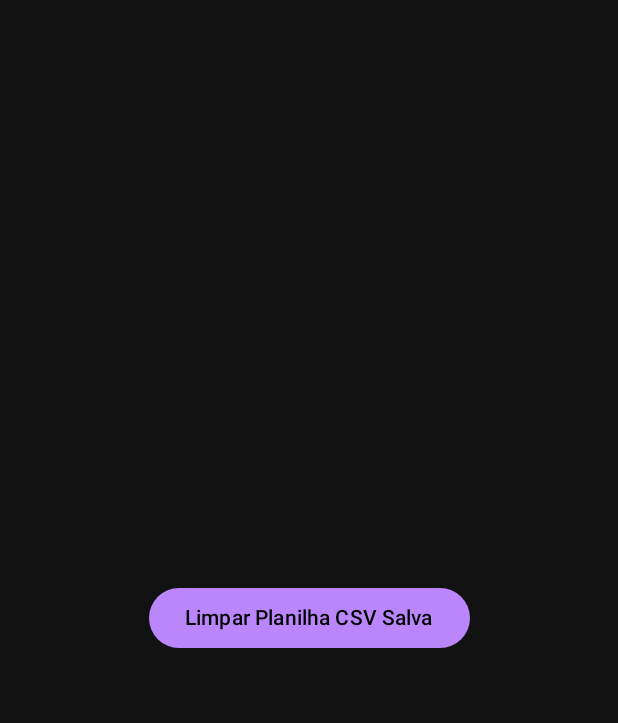
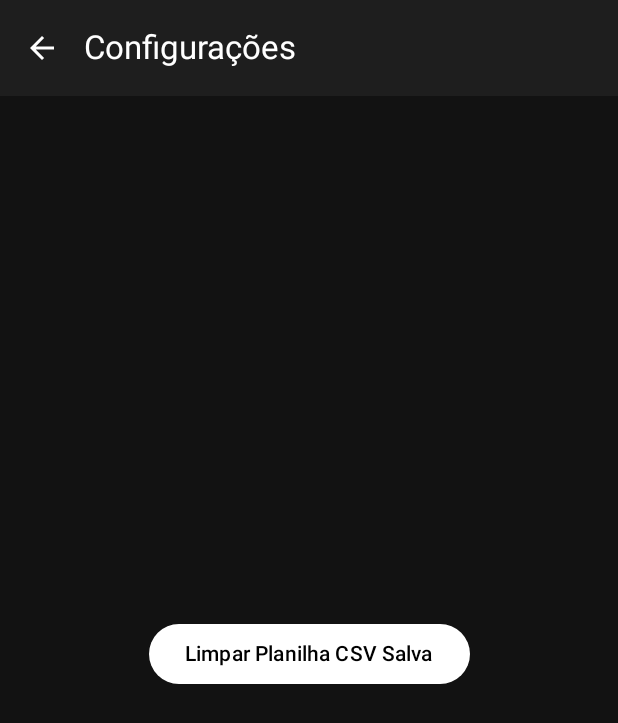
Before and after one commit to VeniFeitosa/StellarisPartyList, an Android app built with Jetpack Compose: the SettingsScreen screen opened through its navigation route, on a phone screen of 412 x 824 dp. Shown: the top 723 px of the screen. Run offline under Robolectric (Android 15) with nearby library versions, the phone set to English and light mode, and no system bars.

Commit message:
release: release 1.1

```diff
--- a/app/src/main/java/com/example/stellarispartylist/MainActivity.kt
+++ b/app/src/main/java/com/example/stellarispartylist/MainActivity.kt
@@ -9,10 +9,18 @@ import androidx.activity.enableEdgeToEdge
 import androidx.annotation.RequiresApi
 import androidx.compose.foundation.layout.fillMaxSize
 import androidx.compose.foundation.layout.padding
+import androidx.compose.material.icons.Icons
+import androidx.compose.material.icons.automirrored.filled.ArrowBack
+import androidx.compose.material.icons.filled.ArrowBack
+import androidx.compose.material.icons.filled.Settings
+import androidx.compose.material3.ExperimentalMaterial3Api
+import androidx.compose.material3.Icon
+import androidx.compose.material3.IconButton
 import androidx.compose.material3.MaterialTheme
 import androidx.compose.material3.Scaffold
 import androidx.compose.material3.Surface
 import androidx.compose.material3.Text
+import androidx.compose.material3.TopAppBar
 import androidx.compose.runtime.Composable
 import androidx.compose.runtime.LaunchedEffect
 import androidx.compose.ui.Modifier
@@ -27,6 +35,7 @@ import java.io.File
 
 class MainActivity : ComponentActivity() {
     private lateinit var preferencesHelper: PreferencesHelper
+    @OptIn(ExperimentalMaterial3Api::class)
     @RequiresApi(Build.VERSION_CODES.O)
     override fun onCreate(savedInstanceState: Bundle?) {
         super.onCreate(savedInstanceState)
--- a/app/src/main/java/com/example/stellarispartylist/components/Navigation.kt
+++ b/app/src/main/java/com/example/stellarispartylist/components/Navigation.kt
@@ -7,6 +7,7 @@ import androidx.annotation.RequiresApi
 import androidx.compose.runtime.Composable
 import androidx.compose.runtime.mutableStateOf
 import androidx.compose.runtime.remember
+import androidx.compose.ui.Modifier
 import androidx.compose.ui.platform.LocalContext
 import androidx.navigation.NavController
 import androidx.navigation.NavHostController
@@ -42,8 +43,7 @@ fun AppNavigation(navController: NavHostController, preferencesHelper: Preferenc
             if (filePath != null) {
                 val file = File(filePath)
                 if (file.exists()) {
-                    MainScreen(csvFile = file)
-                    Toast.makeText(LocalContext.current, filePath, Toast.LENGTH_SHORT).show()
+                    MainScreen(csvFile = file, navController)
                 } else {
                     // Exibir mensagem de erro: arquivo não encontrado
                     Toast.makeText(LocalContext.current, "Arquivo não encontrado!", Toast.LENGTH_SHORT).show()
@@ -52,7 +52,7 @@ fun AppNavigation(navController: NavHostController, preferencesHelper: Preferenc
             }
         }
         composable("settingsScreen") {
-            SettingsScreen(preferencesHelper)
+            SettingsScreen(preferencesHelper, navController)
         }
     }
 }
--- a/app/src/main/java/com/example/stellarispartylist/screen/SettingsScreen.kt
+++ b/app/src/main/java/com/example/stellarispartylist/screen/SettingsScreen.kt
@@ -1,36 +1,90 @@
 package com.example.stellarispartylist.screen
 
+import android.net.Uri
 import androidx.activity.compose.rememberLauncherForActivityResult
 import androidx.activity.result.contract.ActivityResultContracts
 import androidx.compose.foundation.layout.Arrangement
 import androidx.compose.foundation.layout.Column
+import androidx.compose.foundation.layout.Spacer
 import androidx.compose.foundation.layout.fillMaxSize
+import androidx.compose.foundation.layout.height
 import androidx.compose.foundation.layout.padding
+import androidx.compose.material.icons.Icons
+import androidx.compose.material.icons.automirrored.filled.ArrowBack
 import androidx.compose.material3.Button
+import androidx.compose.material3.ButtonDefaults
+import androidx.compose.material3.ExperimentalMaterial3Api
+import androidx.compose.material3.Icon
+import androidx.compose.material3.IconButton
+import androidx.compose.material3.Scaffold
 import androidx.compose.material3.Text
+import androidx.compose.material3.TopAppBar
 import androidx.compose.runtime.Composable
 import androidx.compose.ui.Alignment
 import androidx.compose.ui.Modifier
+import androidx.compose.ui.graphics.Color
 import androidx.compose.ui.platform.LocalContext
 import androidx.compose.ui.unit.dp
+import androidx.navigation.NavHostController
 import com.example.stellarispartylist.components.PreferencesHelper
 import com.example.stellarispartylist.components.getRealPathFromUri
+import com.example.stellarispartylist.components.shareCsvFile
 import java.io.File
 
+@OptIn(ExperimentalMaterial3Api::class)
 @Composable
 
-fun SettingsScreen(preferencesHelper: PreferencesHelper) {
+fun SettingsScreen(preferencesHelper: PreferencesHelper, navController: NavHostController) {
+    val savedCsvFilePath = preferencesHelper.getCsvFilePath()
+    val context = LocalContext.current
+
+    Scaffold (
+        topBar = {
+            TopAppBar(
+                title = { Text("Configurações") },
+                navigationIcon = {
+                    IconButton(onClick = { navController.popBackStack() }) {
+                        Icon(Icons.AutoMirrored.Filled.ArrowBack, contentDescription = "Voltar")
+                    }
+                }
+            )
+        }
+    ){ paddingValues ->
         Column(
             modifier = Modifier
                 .fillMaxSize()
-            .padding(16.dp),
+                .padding(paddingValues),
             horizontalAlignment = Alignment.CenterHorizontally,
             verticalArrangement = Arrangement.Center
         ) {
-        Button(onClick = {
+            Button(
+                onClick = {
                     preferencesHelper.clearCsvFilePath()
-        }) {
+                    navController.navigate("loadingScreen") {
+                        popUpTo("loadingScreen") { inclusive = true }
+                    }
+                },
+                colors = ButtonDefaults.buttonColors(
+                    containerColor = Color.White,
+                    contentColor = Color.Black
+                )
+            ) {
                 Text("Limpar Planilha CSV Salva")
+            }
+            Spacer(modifier = Modifier.height(16.dp))
+            if(savedCsvFilePath !== null){
+                Button(
+                    onClick = {
+                        shareCsvFile(context, savedCsvFilePath)
+                    },
+                    colors = ButtonDefaults.buttonColors(
+                        containerColor = Color.White,
+                        contentColor = Color.Black
+                    )
+                ) {
+                    Text("Exportar Planilha CSV")
                 }
             }
         }
+    }
+}
--- /dev/null
+++ b/app/src/main/res/xml/file_paths.xml
@@ -0,0 +1,4 @@
+<?xml version="1.0" encoding="utf-8"?>
+<paths xmlns:android="http://schemas.android.com/apk/res/android">
+    <cache-path name="cache" path="." />
+</paths>
```
Also changed, not shown: app/src/main/AndroidManifest.xml (+9 -0 lines), app/src/main/java/com/example/stellarispartylist/components/Utils.kt (+27 -0 lines), app/src/main/java/com/example/stellarispartylist/screen/LoadSpreadsheetScreen.kt (+11 -0 lines), app/src/main/java/com/example/stellarispartylist/screen/MainScreen.kt (+42 -52 lines), app/src/main/res/drawable/party_logo.png (added), 5 other files. Lines whose indentation alone changed are shown as unchanged.
